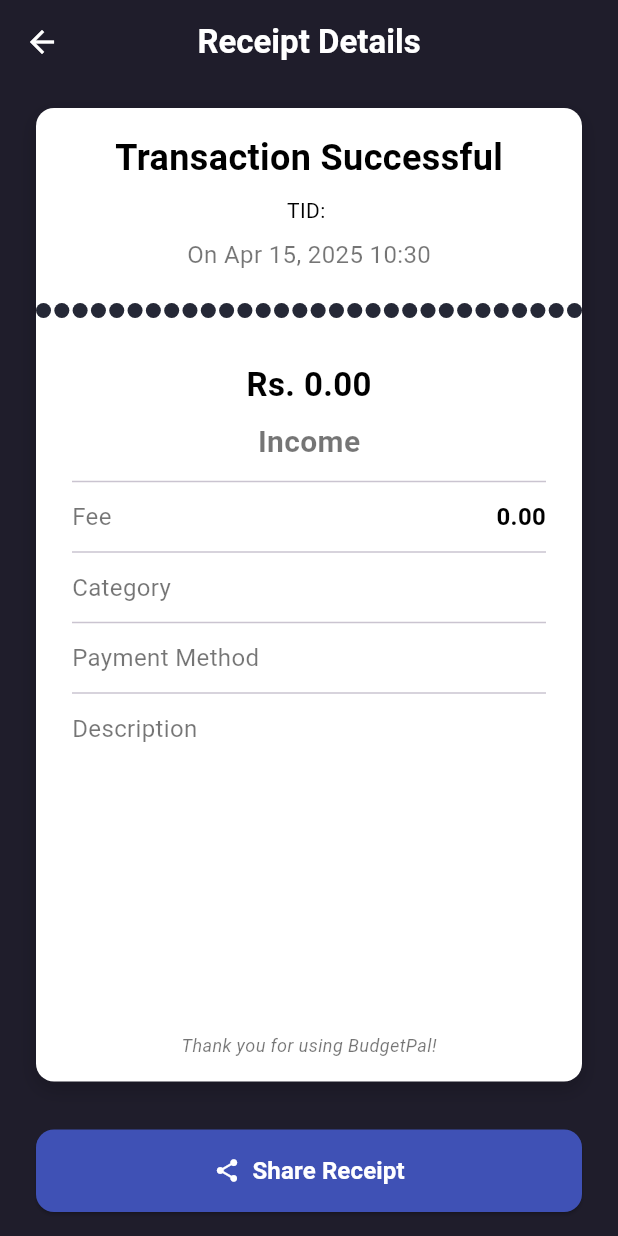
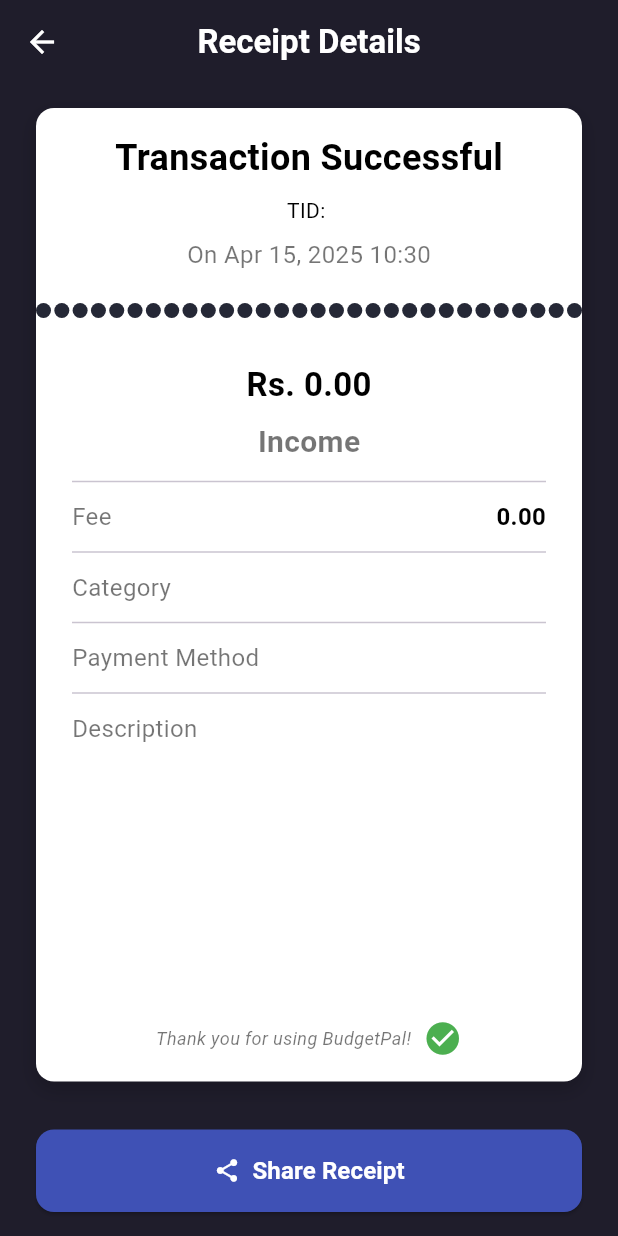
Before and after one commit to MSMTMS786/BudgetPal, a Flutter app: the ReceiptScreen screen opened directly with empty values, on a phone screen of 412 x 824 dp. Run offline on Flutter 3.47's test engine with Material 3 defaults, Android fonts, the phone set to English and light mode, and no system bars; our stand-ins replace share_plus, shared_preferences; accounts and stored records are empty.

Commit message:
some Changes

```diff
--- a/lib/screen/add_expense_income.dart
+++ b/lib/screen/add_expense_income.dart
@@ -120,8 +120,8 @@ class _AddTransactionScreenState extends State<AddTransactionScreen> {
                   items: const [
                     DropdownMenuItem(value: "Cash", child: Text("Cash")),
                     DropdownMenuItem(value: "Card", child: Text("Card")),
-                    DropdownMenuItem(value: "Net Banking", child: Text("Net Banking")),
-                    DropdownMenuItem(value: "Other", child: Text("Other")),
+                    DropdownMenuItem(value: "Transfer", child: Text("Online Transfer")),
+
                   ],
                 ),
               // Category Selection (Only for Expense)
--- a/lib/screen/reciept_screen.dart
+++ b/lib/screen/reciept_screen.dart
@@ -1,7 +1,6 @@
 import 'dart:io';
 import 'dart:typed_data';
 import 'dart:ui';
-
 import 'package:expense_tracker/model/model.dart';
 import 'package:flutter/material.dart';
 import 'package:intl/intl.dart';
@@ -227,9 +226,13 @@ class ReceiptScreen extends StatelessWidget {
                             fontStyle: FontStyle.italic,
                           ),
                         ),
-
+                        const SizedBox(width: 8),
+                       Icon(
+                          Icons.check_circle,
+                          color: Colors.green,
+                          size: 26,
+                        ),
                       ],
-
                     ),
                     const SizedBox(height: 16),
                   ],
```
Also changed, not shown: lib/screen/home_screen.dart (+27 -3 lines).
